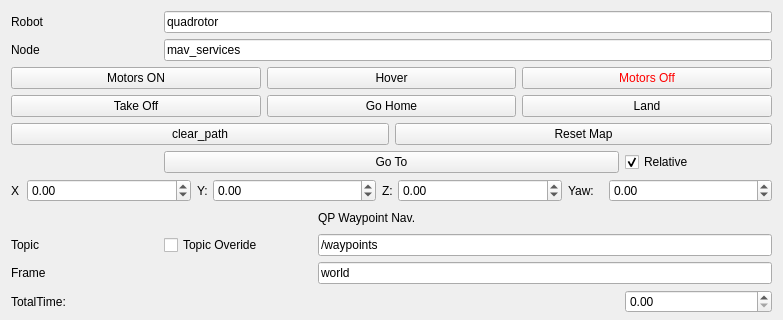
Above: waypoint_nav_plugin/ui/WaypointNavigation.ui from arplaboratory/waypoint_navigation_plugin before the change; both pictures show x 0 to 783 and y 0 to 320 of the 783 by 1289 pixel window. Below: the same form after it.
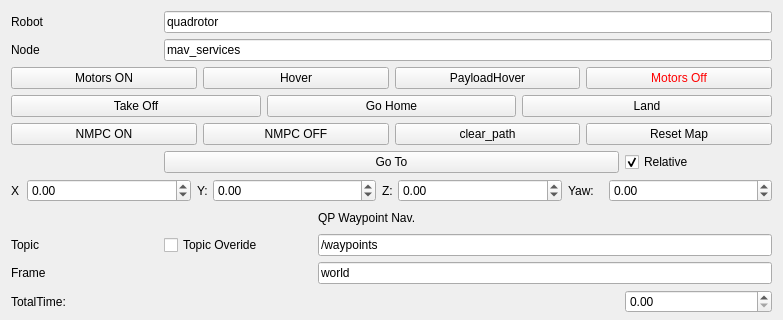
That is the form after the change.

Patch:
```diff
--- a/waypoint_nav_plugin/ui/WaypointNavigation.ui
+++ b/waypoint_nav_plugin/ui/WaypointNavigation.ui
@@ -219,6 +219,20 @@
    </item>
    <item row="6" column="0" colspan="5">
     <layout class="QHBoxLayout" name="horizontalLayout_4">
+     <item>
+      <widget class="QPushButton" name="nmpc_on_button">
+       <property name="text">
+        <string>NMPC ON</string>
+       </property>
+      </widget>
+     </item>
+     <item>
+      <widget class="QPushButton" name="nmpc_off_button">
+       <property name="text">
+        <string>NMPC OFF</string>
+       </property>
+      </widget>
+     </item>
      <item>
       <widget class="QPushButton" name="clear_path">
        <property name="text">
@@ -291,6 +305,13 @@
        </property>
       </widget>
      </item>
+     <item>
+      <widget class="QPushButton" name="payload_hover_button">
+       <property name="text">
+        <string>PayloadHover</string>
+       </property>
+      </widget>
+     </item>
      <item>
       <widget class="QPushButton" name="motors_off_push_button">
        <property name="styleSheet">
```
